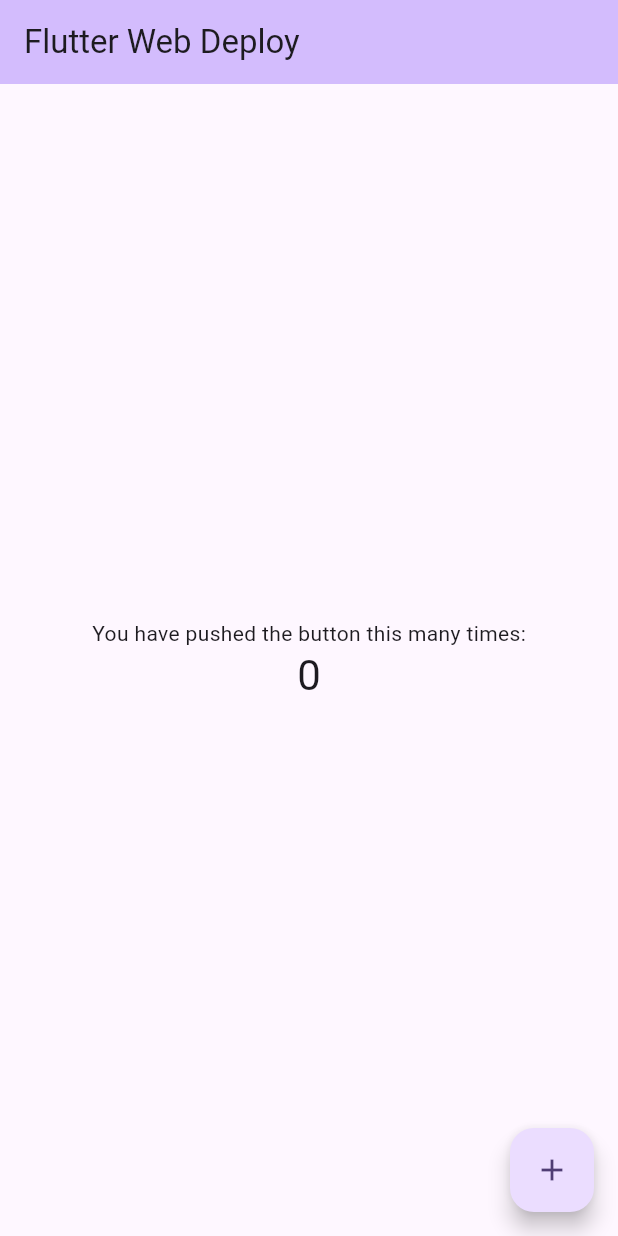
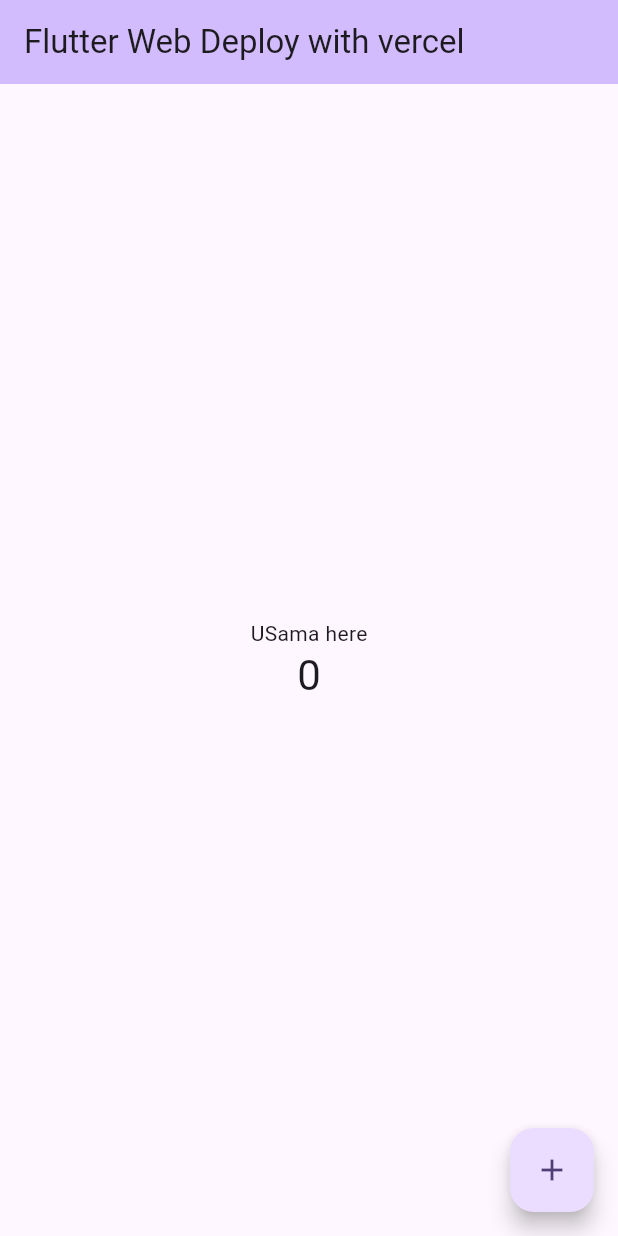
Before and after one commit to Usama1243/deploying_on_vercel, a Flutter app: the screen it shows after launch, on a phone screen of 412 x 824 dp. Run offline on Flutter 3.47's test engine with Material 3 defaults, Android fonts, the phone set to English and light mode, and no system bars.

Commit message:
build deploy

```diff
--- a/lib/main.dart
+++ b/lib/main.dart
@@ -30,7 +30,7 @@
         // tested with just a hot reload.
         colorScheme: ColorScheme.fromSeed(seedColor: Colors.deepPurple),
       ),
-      home: const MyHomePage(title: 'Flutter Web Deploy'),
+      home: const MyHomePage(title: 'Flutter Web Deploy with vercel'),
     );
   }
 }
@@ -104,7 +104,7 @@
           // wireframe for each widget.
           mainAxisAlignment: MainAxisAlignment.center,
           children: <Widget>[
-            const Text('You have pushed the button this many times:'),
+            const Text('USama here'),
             Text(
               '$_counter',
               style: Theme.of(context).textTheme.headlineMedium,
```
Also changed, not shown: 3 other files.
